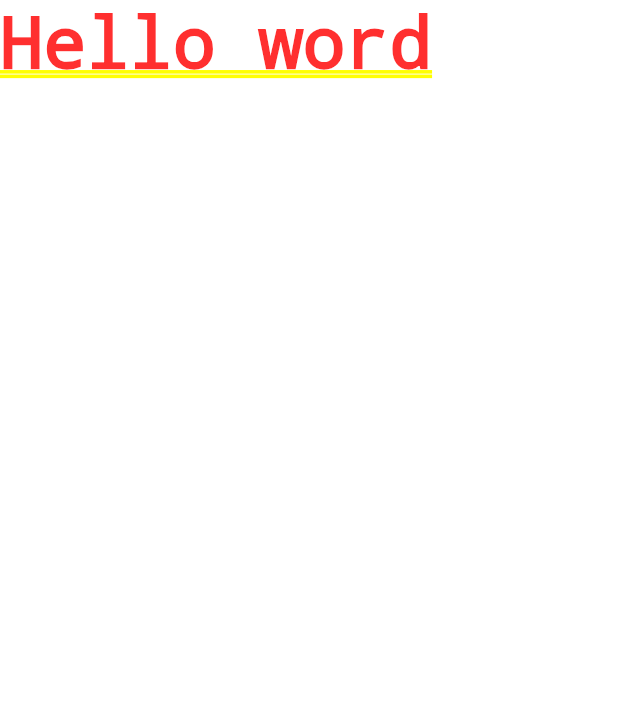
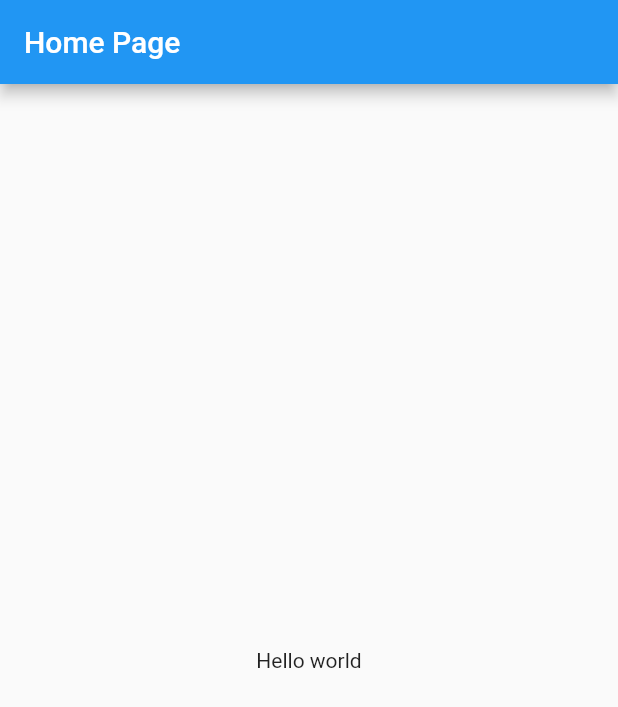
Before and after one commit to PawankumarPK/Flutter-App, a Flutter app: the screen it shows after launch, on a phone screen of 412 x 824 dp. Shown: the top 707 px of the screen. Run offline on Flutter 3.47's test engine with Material 2 defaults, Android fonts, the phone set to English and light mode, and no system bars.

Commit message:
Add app bar with body

```diff
--- a/lib/main.dart
+++ b/lib/main.dart
@@ -1,5 +1,22 @@
 import 'package:flutter/material.dart';
 
-void main(){
-  runApp(new MaterialApp(home: new Text("Hello word"),));
+void main() {
+  runApp(new MyApp());
 }
+
+class MyApp extends StatelessWidget {
+  @override
+  Widget build(BuildContext context) {
+    return new MaterialApp(
+      title: "My App",
+      home: new Scaffold(
+        appBar: new AppBar(
+          title: new Text("Home Page"),
+        ),
+        body: new Center(
+          child: new Text("Hello world"),
+        ),
+      ),
+    );
+  }
+}
```
